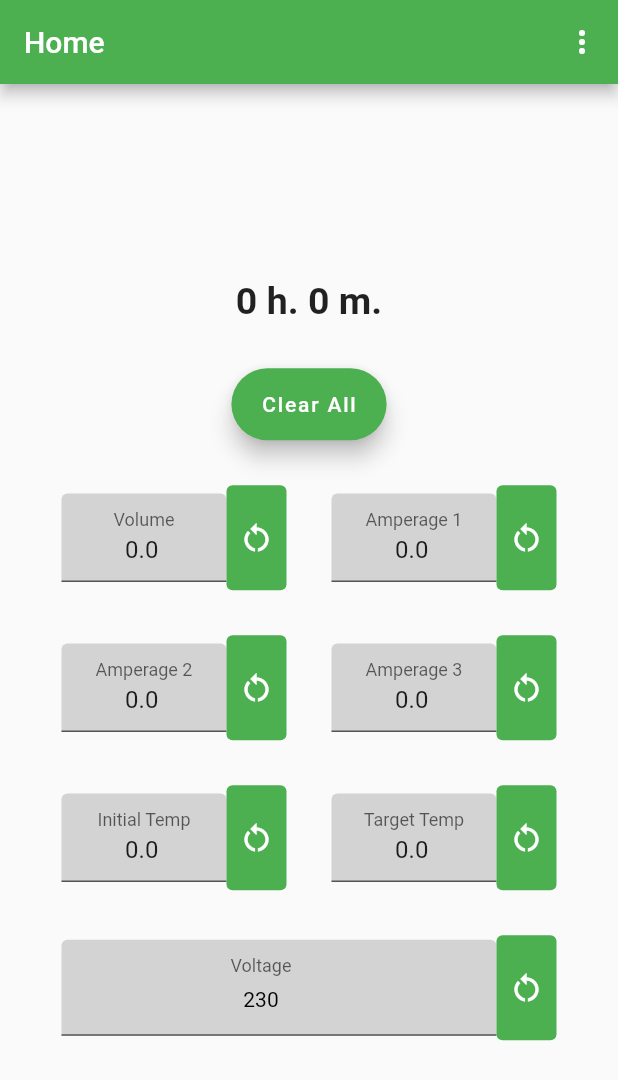
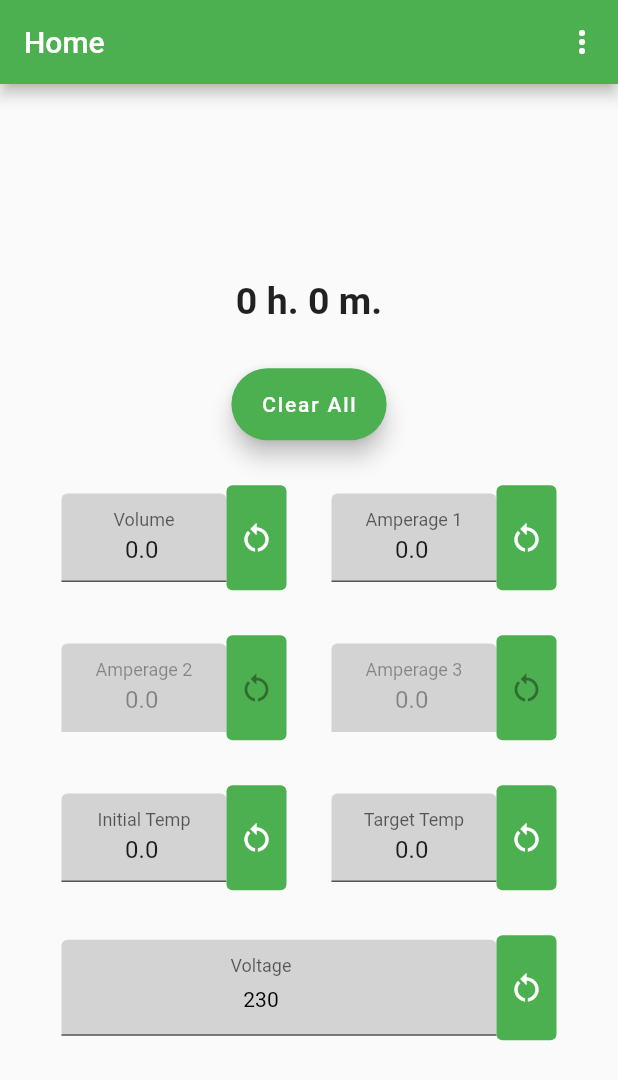
Before and after one commit to sapientlion/oldairy, a Flutter app: the screen it shows after launch, after a tap on the "restart alt" icon, on a phone screen of 412 x 824 dp. Shown: the top 1080 px of the screen. Run offline on Flutter 3.47's test engine with Material 2 defaults, Android fonts, the phone set to English and light mode, and no system bars.

Commit message:
Bring back the ability to change states of certain amperage fields 	on voltage change.

```diff
--- a/lib/routes/home.dart
+++ b/lib/routes/home.dart
@@ -503,7 +503,7 @@ class _HomeRouteState extends HomeRouteStateManager {
   // A skeleton method for creating a typical input field for storing various values.
   //
   SizedBox getInputField(
-      String label, TextEditingController controller, void Function(String)? onChanged, void Function()? onTap) {
+      String label, TextEditingController controller, void Function(String)? onChanged, void Function()? onTap, {bool enabled = false}) {
     return SizedBox(
       width: _fieldWidth,
       child: TextFormField(
@@ -521,6 +521,7 @@ class _HomeRouteState extends HomeRouteStateManager {
             child: Text(label),
           ),
         ),
+        enabled: !enabled ? null : _phaseAvailabilityFlag,
         //
         // Accept numbers only.
         //
@@ -581,6 +582,7 @@ class _HomeRouteState extends HomeRouteStateManager {
 
         return;
       },
+      enabled: true,
     );
   }
 
@@ -607,6 +609,7 @@ class _HomeRouteState extends HomeRouteStateManager {
 
         return;
       },
+      enabled: true,
     );
   }
 
@@ -732,7 +735,7 @@ class _HomeRouteState extends HomeRouteStateManager {
     super.dispose();
   }
 
-  SizedBox getResetButton(void Function()? onPressed) {
+  SizedBox getResetButton(void Function()? onPressed, {bool enabled = false}) {
     return SizedBox(
       height: _fieldHeight,
       width: _resetBtnWidth,
@@ -741,7 +744,7 @@ class _HomeRouteState extends HomeRouteStateManager {
           backgroundColor: Colors.green,
           foregroundColor: Colors.white,
         ),
-        onPressed: onPressed,
+        onPressed: !enabled ? onPressed : !_phaseAvailabilityFlag ? null : onPressed,
         child: const Icon(Icons.restart_alt),
       ),
     );
@@ -828,6 +831,7 @@ class _HomeRouteState extends HomeRouteStateManager {
 
                                     return;
                                   },
+                                  enabled: true,
                                 ),
                               ],
                             ),
@@ -845,6 +849,7 @@ class _HomeRouteState extends HomeRouteStateManager {
 
                                     return;
                                   },
+                                  enabled: true,
                                 ),
                               ],
                             ),
```
